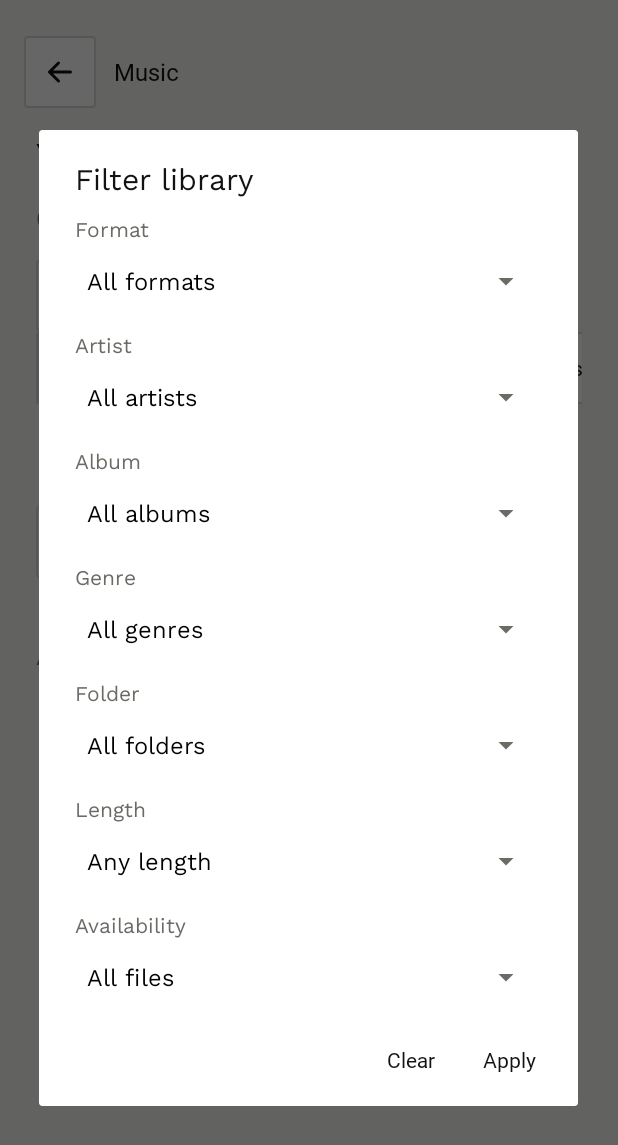
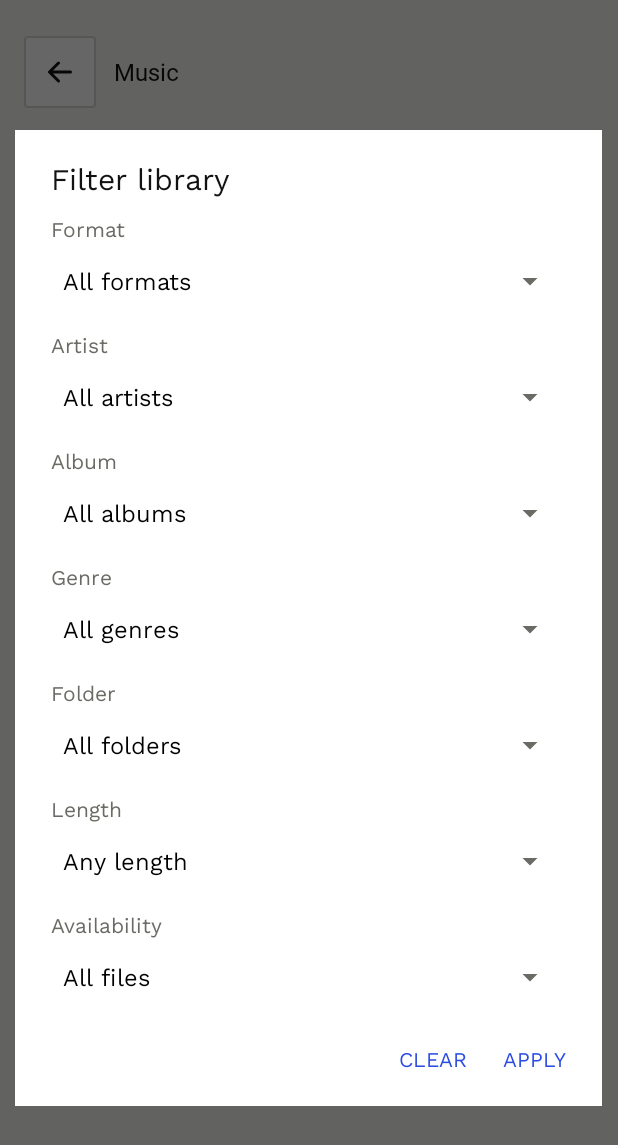
Before and after one commit to H4fizWasabie/map-android, an Android app: the MusicActivity screen opened directly, with no data from a screen before it, after a tap on "Filters", on a phone screen of 412 x 824 dp. Shown: the top 1145 px of the screen. Run offline under Robolectric (Android 15) with nearby library versions, the phone set to English and light mode, and no system bars; Roboto replaces fonts that are not available here.

Commit message:
fix: finish Signal rollout in Music and theme system dialogs
Music's library, playlist, and group rows still used a leftover 14dp
rounded "card" background from before the redesign, the last visible
place Signal's no-cards rule wasn't applied. Replace with flat rows and
hairline dividers matching Tools.

Theme.MAP never set android:alertDialogTheme, so every AlertDialog,
DatePickerDialog, and TimePickerDialog in the app (Queue, Equalizer,
Sleep timer, Filters, Sort, track menu, date/time pickers) rendered with
stock system chrome instead of MAP's type and accent. Add Theme.MAP.Dialog
and wire it through all three dialog theme attributes.

Co-Authored-By: Claude Sonnet 5 <noreply@anthropic.com>

```diff
--- a/app/src/main/res/values-night/styles.xml
+++ b/app/src/main/res/values-night/styles.xml
@@ -46,5 +46,19 @@
         <item name="android:navigationBarColor">@color/map_background</item>
         <item name="android:statusBarColor">@color/map_background</item>
         <item name="android:windowLightStatusBar">false</item>
+        <item name="android:alertDialogTheme">@style/Theme.MAP.Dialog</item>
+        <item name="android:datePickerDialogTheme">@style/Theme.MAP.Dialog</item>
+        <item name="android:timePickerDialogTheme">@style/Theme.MAP.Dialog</item>
+    </style>
+
+    <style name="Theme.MAP.Dialog" parent="android:style/Theme.Material.Dialog.Alert">
+        <item name="android:fontFamily">@font/work_sans</item>
+        <item name="android:textColorPrimary">@color/map_text</item>
+        <item name="android:textColorSecondary">@color/map_muted</item>
+        <item name="android:colorControlNormal">@color/map_muted</item>
+        <item name="android:colorControlActivated">@color/map_accent</item>
+        <item name="android:colorAccent">@color/map_accent</item>
+        <item name="android:background">@color/map_card</item>
+        <item name="android:windowBackground">@color/map_card</item>
     </style>
 </resources>
--- a/app/src/main/res/values/styles.xml
+++ b/app/src/main/res/values/styles.xml
@@ -46,5 +46,19 @@
         <item name="android:navigationBarColor">@color/map_background</item>
         <item name="android:statusBarColor">@color/map_background</item>
         <item name="android:windowLightStatusBar">true</item>
+        <item name="android:alertDialogTheme">@style/Theme.MAP.Dialog</item>
+        <item name="android:datePickerDialogTheme">@style/Theme.MAP.Dialog</item>
+        <item name="android:timePickerDialogTheme">@style/Theme.MAP.Dialog</item>
+    </style>
+
+    <style name="Theme.MAP.Dialog" parent="android:style/Theme.Material.Light.Dialog.Alert">
+        <item name="android:fontFamily">@font/work_sans</item>
+        <item name="android:textColorPrimary">@color/map_text</item>
+        <item name="android:textColorSecondary">@color/map_muted</item>
+        <item name="android:colorControlNormal">@color/map_muted</item>
+        <item name="android:colorControlActivated">@color/map_accent</item>
+        <item name="android:colorAccent">@color/map_accent</item>
+        <item name="android:background">@color/map_card</item>
+        <item name="android:windowBackground">@color/map_card</item>
     </style>
 </resources>
```
Also changed, not shown: app/src/main/kotlin/app/map/android/MusicActivity.kt (+29 -12 lines).
